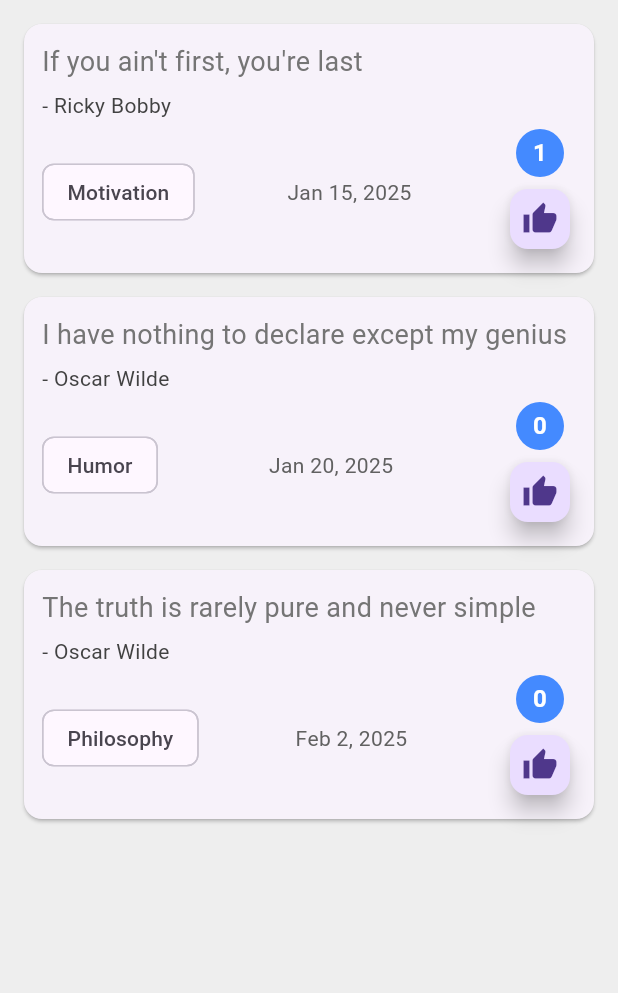
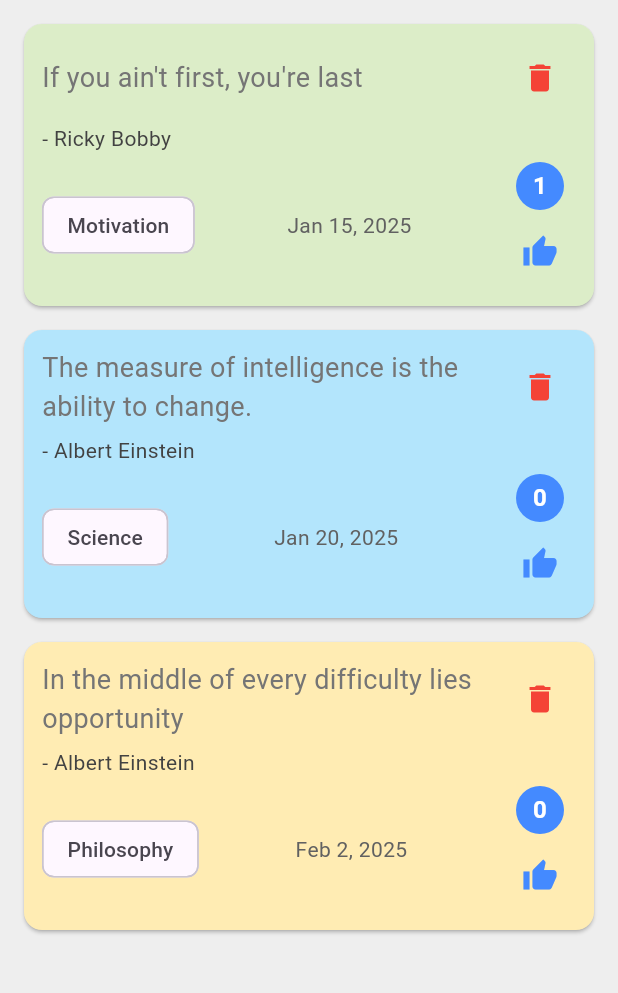
Before and after one commit to bencurry2098/Net-Ninja-Lab, a Flutter app: the screen it shows after launch, after a tap on the "thumb up" icon, on a phone screen of 412 x 824 dp, the part 84-1077 px from its top. Run offline on Flutter 3.47's test engine with Material 3 defaults, Android fonts, the phone set to English and light mode, and no system bars.

Commit message:
Adding styling and delete feature

```diff
--- a/quotes/lib/main.dart
+++ b/quotes/lib/main.dart
@@ -11,7 +11,6 @@ class QuoteList extends StatefulWidget {
 
 class _QuoteListState extends State<QuoteList> {
   List<Quote> quotes = [
-    // Added category and createdAt to all quotes
     Quote(
       author: 'Ricky Bobby',
       text: 'If you ain\'t first, you\'re last',
@@ -19,14 +18,14 @@ class _QuoteListState extends State<QuoteList> {
       createdAt: DateTime(2025, 1, 15),
     ),
     Quote(
-      author: 'Oscar Wilde',
-      text: 'I have nothing to declare except my genius',
-      category: 'Humor',
+      author: 'Albert Einstein',
+      text: 'The measure of intelligence is the ability to change.',
+      category: 'Science',
       createdAt: DateTime(2025, 1, 20),
     ),
     Quote(
-      author: 'Oscar Wilde',
-      text: 'The truth is rarely pure and never simple',
+      author: 'Albert Einstein',
+      text: 'In the middle of every difficulty lies opportunity',
       category: 'Philosophy',
       createdAt: DateTime(2025, 2, 2),
     ),
@@ -50,7 +49,18 @@ class _QuoteListState extends State<QuoteList> {
         backgroundColor: Colors.blueAccent,
       ),
       body: Column(
-        children: quotes.map((quote) => QuoteCard(quote: quote)).toList(),
+        children: quotes
+            .map(
+              (quote) => QuoteCard(
+                quote: quote,
+                onDelete: () {
+                  setState(() {
+                    quotes.remove(quote);
+                  });
+                },
+              ),
+            )
+            .toList(),
       ),
     );
   }
--- a/quotes/lib/quote_card.dart
+++ b/quotes/lib/quote_card.dart
@@ -4,38 +4,104 @@ import 'quote.dart';
 
 class QuoteCard extends StatefulWidget {
   final Quote quote;
-  QuoteCard({required this.quote});
+  // callback to delete the quote
+  final VoidCallback onDelete;
+
+  QuoteCard({required this.quote, required this.onDelete});
 
   @override
   _QuoteCardState createState() => _QuoteCardState();
 }
 
 class _QuoteCardState extends State<QuoteCard> {
+  // This means the likes count is mutable and can be updated
   late int likes;
+  Color card_color = Colors.white;
 
   @override
   void initState() {
     super.initState();
     likes = widget.quote.likes;
+    setCardColor(); // Call the method to set the card color
   }
+
+  // Set the color of the card based on the category
+  void setCardColor() {
+    switch (widget.quote.category.toLowerCase()) {
+      case 'motivation':
+        card_color = Colors.lightGreen.shade100;
+        break;
+      case 'science':
+        card_color = Colors.lightBlue.shade100;
+        break;
+      case 'philosophy':
+        card_color = Colors.amber.shade100;
+        break;
+      default:
+        card_color = Colors.white;
+    }
+  }
+
 
   @override
   Widget build(BuildContext context) {
     return Card(
+      // Set card color based on category
+      color: card_color,
       margin: const EdgeInsets.fromLTRB(16.0, 16.0, 16.0, 0),
       child: Padding(
         padding: const EdgeInsets.all(12.0),
         child: Column(
           crossAxisAlignment: CrossAxisAlignment.start,
           children: <Widget>[
-            Text(
-              widget.quote.text,
-              style: TextStyle(
-                fontSize: 18.0,
-                color: Colors.grey[600],
-              ),
+            // Row with delete button in top right
+            Row(
+              mainAxisAlignment: MainAxisAlignment.spaceBetween,
+              children: [
+                Expanded(
+                  child: Text(
+                    widget.quote.text,
+                    style: TextStyle(
+                      fontSize: 18.0,
+                      color: Colors.grey[600],
+                    ),
+                  ),
+                ),
+                IconButton(
+                  icon: Icon(Icons.delete, color: Colors.red),
+                  // Wait for user confirmation before deleting
+                  onPressed: () async {
+                    final confirm = await showDialog<bool>(
+                      context: context,
+                      builder: (ctx) => AlertDialog(
+                        title: Text('Delete Quote'),
+                        content:
+                            Text('Are you sure you want to delete this quote?'),
+                        actions: [
+                          TextButton(
+                            onPressed: () => Navigator.of(ctx).pop(false),
+                            child: Text('Cancel'),
+                          ),
+                          ElevatedButton(
+                            style: ElevatedButton.styleFrom(
+                              backgroundColor: Colors.red,
+                            ),
+                            onPressed: () => Navigator.of(ctx).pop(true),
+                            child: Text('Delete'),
+                          ),
+                        ],
+                      ),
+                    );
+
+                    if (confirm == true) {
+                      widget.onDelete();
+                    }
+                  },
+                ),
+              ],
             ),
             SizedBox(height: 6.0),
+            // Author text
             Text(
               '- ${widget.quote.author}',
               style: TextStyle(
@@ -44,16 +110,20 @@ class _QuoteCardState extends State<QuoteCard> {
               ),
             ),
             SizedBox(height: 6.0),
+            // Row with category, date, likes, and like button
             Row(
               mainAxisAlignment: MainAxisAlignment.spaceBetween,
               children: [
+                // Category chip
                 Chip(label: Text(widget.quote.category)),
+                // Date text
                 Text(
                   DateFormat('MMM d, yyyy').format(widget.quote.createdAt),
                   style: TextStyle(color: Colors.grey[700]),
                 ),
                 Column(
                   children: [
+                    // Likes count in a CircleAvatar
                     CircleAvatar(
                       backgroundColor: Colors.blueAccent,
                       radius: 16,
@@ -67,15 +137,15 @@ class _QuoteCardState extends State<QuoteCard> {
                       ),
                     ),
                     SizedBox(height: 4),
-                    FloatingActionButton(
-                      mini: true,
+                    // Like button
+                    IconButton(
+                      icon: Icon(Icons.thumb_up, color: Colors.blueAccent),
                       onPressed: () {
                         setState(() {
                           likes += 1;
                           widget.quote.likes = likes;
                         });
                       },
-                      child: Icon(Icons.thumb_up),
                     ),
                   ],
                 ),
```
Also changed, not shown: 1 other file.
